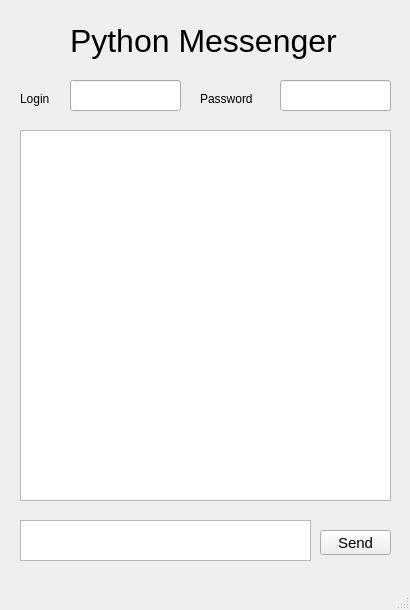
Above: messenger.ui from vmariiechko/python-messenger before the change. Below: the same form after it.
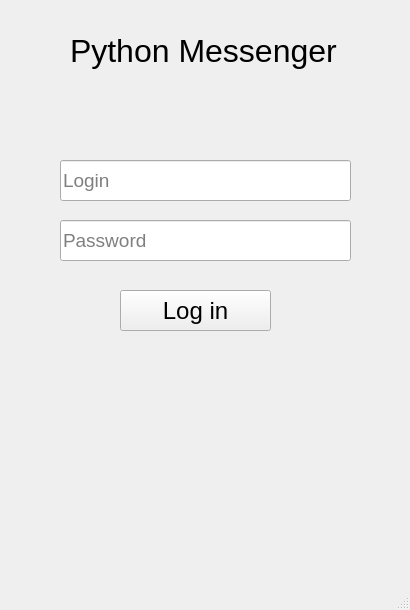
That is the form after the change.

What changed in the file:
```diff
--- a/messenger.ui
+++ b/messenger.ui
@@ -14,11 +14,81 @@
    <string>Messenger</string>
   </property>
   <widget class="QWidget" name="centralwidget">
-   <widget class="QLabel" name="label">
+   <widget class="QStackedWidget" name="stackedWidget">
+    <property name="geometry">
+     <rect>
+      <x>0</x>
+      <y>0</y>
+      <width>410</width>
+      <height>581</height>
+     </rect>
+    </property>
+    <property name="currentIndex">
+     <number>0</number>
+    </property>
+    <widget class="QWidget" name="page">
+     <widget class="QLineEdit" name="loginLine1">
+      <property name="geometry">
+       <rect>
+        <x>60</x>
+        <y>160</y>
+        <width>291</width>
+        <height>41</height>
+       </rect>
+      </property>
+      <property name="font">
+       <font>
+        <pointsize>14</pointsize>
+       </font>
+      </property>
+      <property name="text">
+       <string/>
+      </property>
+      <property name="placeholderText">
+       <string>Login</string>
+      </property>
+     </widget>
+     <widget class="QLineEdit" name="passwordLine1">
+      <property name="geometry">
+       <rect>
+        <x>60</x>
+        <y>220</y>
+        <width>291</width>
+        <height>41</height>
+       </rect>
+      </property>
+      <property name="font">
+       <font>
+        <pointsize>14</pointsize>
+       </font>
+      </property>
+      <property name="placeholderText">
+       <string>Password</string>
+      </property>
+     </widget>
+     <widget class="QPushButton" name="loginButton1">
+      <property name="geometry">
+       <rect>
+        <x>120</x>
+        <y>290</y>
+        <width>151</width>
+        <height>41</height>
+       </rect>
+      </property>
+      <property name="font">
+       <font>
+        <pointsize>18</pointsize>
+       </font>
+      </property>
+      <property name="text">
+       <string>Log in</string>
+      </property>
+     </widget>
+     <widget class="QLabel" name="messengerLabel1">
     <property name="geometry">
      <rect>
       <x>70</x>
-      <y>20</y>
+        <y>30</y>
       <width>281</width>
       <height>41</height>
      </rect>
@@ -32,13 +102,15 @@
      <string>Python Messenger</string>
     </property>
    </widget>
+    </widget>
+    <widget class="QWidget" name="page_2">
    <widget class="QTextBrowser" name="textBrowser">
     <property name="geometry">
      <rect>
       <x>20</x>
-      <y>130</y>
+        <y>100</y>
       <width>371</width>
-      <height>371</height>
+        <height>401</height>
      </rect>
     </property>
     <property name="font">
@@ -47,22 +119,7 @@
      </font>
     </property>
    </widget>
-   <widget class="QTextEdit" name="textEdit">
-    <property name="geometry">
-     <rect>
-      <x>20</x>
-      <y>520</y>
-      <width>291</width>
-      <height>41</height>
-     </rect>
-    </property>
-    <property name="font">
-     <font>
-      <pointsize>11</pointsize>
-     </font>
-    </property>
-   </widget>
-   <widget class="QPushButton" name="pushButton">
+     <widget class="QPushButton" name="sendButton">
     <property name="geometry">
      <rect>
       <x>320</x>
@@ -80,54 +137,31 @@
      <string>Send</string>
     </property>
    </widget>
-   <widget class="QLabel" name="label_2">
-    <property name="geometry">
-     <rect>
-      <x>20</x>
-      <y>90</y>
-      <width>41</width>
-      <height>17</height>
-     </rect>
-    </property>
-    <property name="text">
-     <string>Login</string>
-    </property>
-   </widget>
-   <widget class="QLabel" name="label_3">
-    <property name="geometry">
-     <rect>
-      <x>200</x>
-      <y>90</y>
-      <width>71</width>
-      <height>17</height>
-     </rect>
-    </property>
-    <property name="text">
-     <string>Password</string>
-    </property>
-   </widget>
-   <widget class="QLineEdit" name="lineEdit">
+     <widget class="QLabel" name="messengerLabel2">
     <property name="geometry">
      <rect>
       <x>70</x>
-      <y>80</y>
-      <width>111</width>
-      <height>31</height>
+        <y>30</y>
+        <width>281</width>
+        <height>41</height>
      </rect>
     </property>
     <property name="font">
      <font>
-      <pointsize>11</pointsize>
-     </font>
-    </property>
-   </widget>
-   <widget class="QLineEdit" name="lineEdit_2">
+        <pointsize>24</pointsize>
+       </font>
+      </property>
+      <property name="text">
+       <string>Python Messenger</string>
+      </property>
+     </widget>
+     <widget class="QTextEdit" name="textEdit">
     <property name="geometry">
      <rect>
-      <x>280</x>
-      <y>80</y>
-      <width>111</width>
-      <height>31</height>
+        <x>20</x>
+        <y>520</y>
+        <width>291</width>
+        <height>41</height>
      </rect>
     </property>
     <property name="font">
@@ -135,6 +169,8 @@
       <pointsize>11</pointsize>
      </font>
     </property>
+     </widget>
+    </widget>
    </widget>
   </widget>
   <widget class="QStatusBar" name="statusbar"/>
```
Lines whose indentation alone changed are shown as unchanged.
